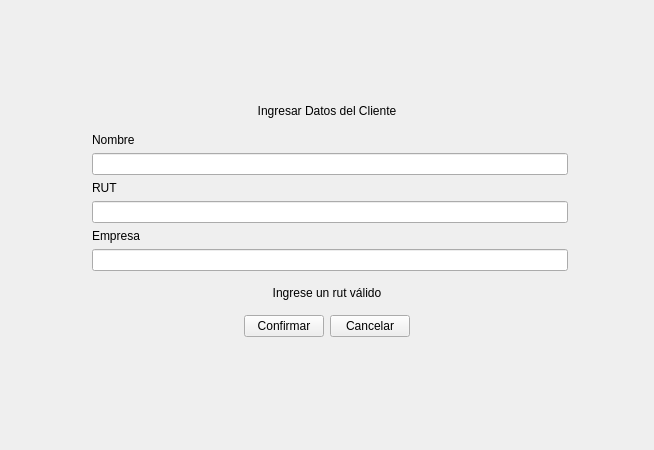
Old version of the form uis/register_form.ui in the repository rafafdz/RomanaSoftware.
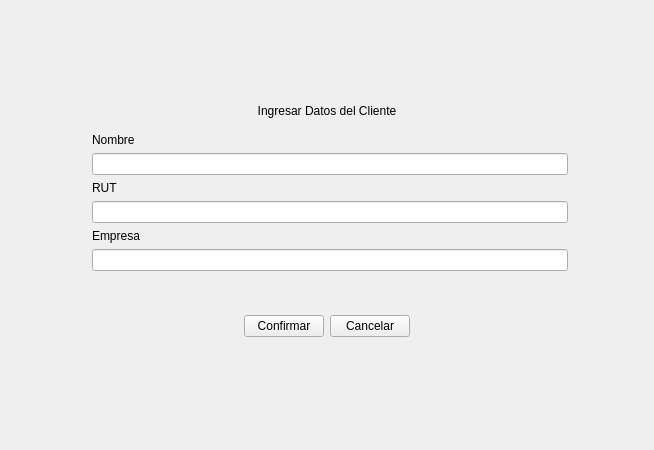
New version of the form.

Commit message: Register Form done

Patch:
```diff
--- a/uis/register_form.ui
+++ b/uis/register_form.ui
@@ -96,7 +96,7 @@
    <item>
     <widget class="QLabel" name="error_lbl">
      <property name="text">
-      <string>Ingrese un rut válido</string>
+      <string/>
      </property>
      <property name="alignment">
       <set>Qt::AlignCenter</set>
```
Left out of the diff: 8 changed lines with no effect on the pictures. The commit also changes 7 other files.
